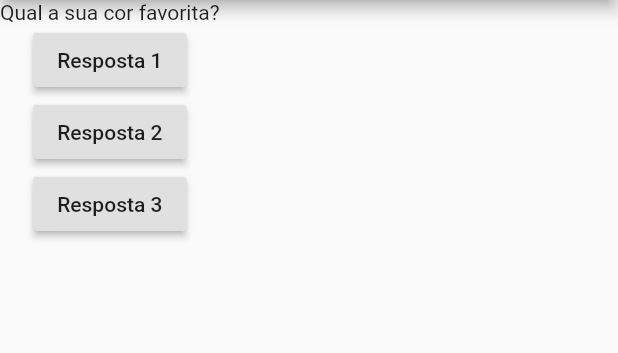
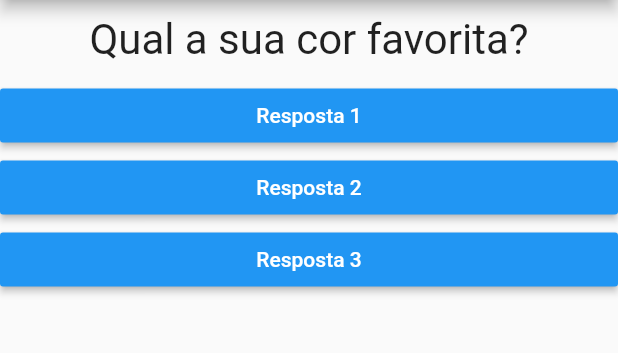
Before and after one commit to christian-de-ornellas/quiz-app, a Flutter app: the screen it shows after launch, on a phone screen of 412 x 824 dp, the part 84-437 px from its top. Run offline on Flutter 3.47's test engine with Material 2 defaults, Android fonts, the phone set to English and light mode, and no system bars.

Commit message:
Component response and question

```diff
--- a/lib/main.dart
+++ b/lib/main.dart
@@ -1,4 +1,7 @@
 import "package:flutter/material.dart";
+import 'package:quiz/questao.dart';
+import './questao.dart';
+import './resposta.dart';
 
 main() => runApp(PerguntasApp());
 
@@ -8,7 +11,6 @@ class _PerguntasAppState extends State<PerguntasApp> {
     setState(() {
       _perguntasSelecionada++;
     });
-    print(_perguntasSelecionada);
   }
 
   @override
@@ -24,19 +26,10 @@ class _PerguntasAppState extends State<PerguntasApp> {
             ),
             body: Column(
               children: <Widget>[
-                Text(perguntas[_perguntasSelecionada]),
-                RaisedButton(
-                  child: Text('Resposta 1'),
-                  onPressed: _responder,
-                ),
-                RaisedButton(
-                  child: Text('Resposta 2'),
-                  onPressed: _responder,
-                ),
-                RaisedButton(
-                  child: Text('Resposta 3'),
-                  onPressed: _responder,
-                )
+                Questao(perguntas[_perguntasSelecionada]),
+                Resposta('Resposta 1', _responder),
+                Resposta('Resposta 2', _responder),
+                Resposta('Resposta 3', _responder),
               ],
             )));
   }
--- /dev/null
+++ b/lib/questao.dart
@@ -0,0 +1,20 @@
+import 'package:flutter/material.dart';
+
+class Questao extends StatelessWidget {
+  final String texto;
+
+  Questao(this.texto);
+
+  @override
+  Widget build(BuildContext context) {
+    return Container(
+      width: double.infinity,
+      margin: EdgeInsets.all(10),
+      child: Text(
+        texto,
+        style: TextStyle(fontSize: 28),
+        textAlign: TextAlign.center,
+      ),
+    );
+  }
+}
--- /dev/null
+++ b/lib/resposta.dart
@@ -0,0 +1,19 @@
+import 'package:flutter/material.dart';
+
+class Resposta extends StatelessWidget {
+  final String resposta;
+  final void Function() quandoSelecionado;
+
+  Resposta(this.resposta, this.quandoSelecionado);
+  @override
+  Widget build(BuildContext context) {
+    return Container(
+        width: double.infinity,
+        child: RaisedButton(
+          color: Colors.blue,
+          textColor: Colors.white,
+          child: Text(resposta),
+          onPressed: quandoSelecionado,
+        ));
+  }
+}
```
